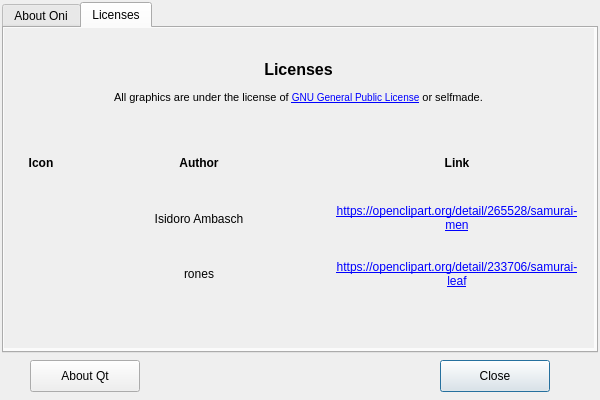
gwolffgang/Oni, file aboutwindow.ui: the form before one commit.
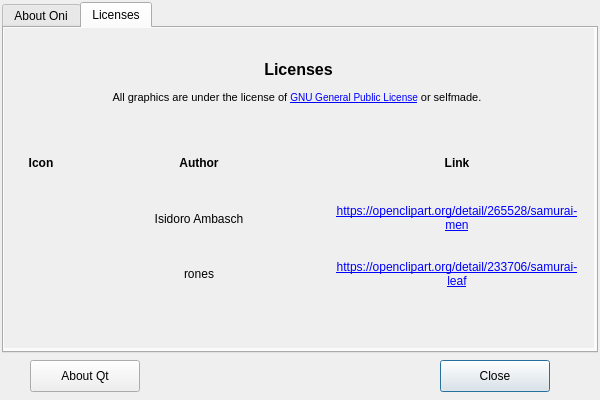
The form after the commit. Icons and pictures are not drawn.

Diff of the .ui file:
```diff
--- a/aboutwindow.ui
+++ b/aboutwindow.ui
@@ -374,9 +374,14 @@
          <string>&lt;!DOCTYPE HTML PUBLIC &quot;-//W3C//DTD HTML 4.0//EN&quot; &quot;http://www.w3.org/TR/REC-html40/strict.dtd&quot;&gt;
 &lt;html&gt;&lt;head&gt;&lt;meta name=&quot;qrichtext&quot; content=&quot;1&quot; /&gt;&lt;style type=&quot;text/css&quot;&gt;
 p, li { white-space: pre-wrap; }
-&lt;/style&gt;&lt;/head&gt;&lt;body style=&quot; font-family:'MS Shell Dlg 2'; font-size:7.8pt; font-weight:400; font-style:normal;&quot;&gt;
+&lt;/style&gt;&lt;/head&gt;&lt;body style=&quot; font-family:'MS Shell Dlg 2'; font-size:8pt; font-weight:400; font-style:normal;&quot;&gt;
 &lt;p align=&quot;center&quot; style=&quot; margin-top:14px; margin-bottom:12px; margin-left:0px; margin-right:0px; -qt-block-indent:0; text-indent:0px;&quot;&gt;&lt;span style=&quot; font-family:'.SF NS Text'; font-size:12pt; font-weight:600; color:#000000;&quot;&gt;Licenses&lt;/span&gt;&lt;/p&gt;
-&lt;p align=&quot;center&quot; style=&quot; margin-top:0px; margin-bottom:0px; margin-left:0px; margin-right:0px; -qt-block-indent:0; text-indent:0px;&quot;&gt;&lt;span style=&quot; font-family:'.SF NS Text'; font-size:8pt; color:#000000;&quot;&gt;All graphics are under the license of &lt;/span&gt;&lt;a href=&quot;https://de.wikipedia.org/wiki/GNU_General_Public_License&quot;&gt;&lt;span style=&quot; text-decoration: underline; color:#0000ff;&quot;&gt;GNU General Public License&lt;/span&gt;&lt;/a&gt;&lt;span style=&quot; font-family:'.SF NS Text'; font-size:8pt; color:#000000;&quot;&gt; or selfmade.&lt;/span&gt;&lt;/p&gt;&lt;/body&gt;&lt;/html&gt;</string>
+&lt;p align=&quot;center&quot; style=&quot; margin-top:0px; margin-bottom:0px; margin-left:0px; margin-right:0px; -qt-block-indent:0; text-indent:0px;&quot;&gt;&lt;span style=&quot; font-family:'.SF NS Text'; color:#000000;&quot;&gt;All graphics are under the license of &lt;/span&gt;&lt;a href=&quot;https://de.wikipedia.org/wiki/GNU_General_Public_License&quot;&gt;&lt;span style=&quot; font-size:7.8pt; text-decoration: underline; color:#0000ff;&quot;&gt;GNU General Public License&lt;/span&gt;&lt;/a&gt;&lt;span style=&quot; font-family:'.SF NS Text'; color:#000000;&quot;&gt; or selfmade. &lt;/span&gt;&lt;/p&gt;&lt;/body&gt;&lt;object
+width=&quot;794&quot;
+height=&quot;1123&quot;
+type=&quot;application/pdf&quot;
+data=&quot;../Oni/docs/Onitama Deutsch.pdf&quot;&gt;
+&lt;/object&gt;&lt;/html&gt;</string>
         </property>
        </widget>
       </item>
```
